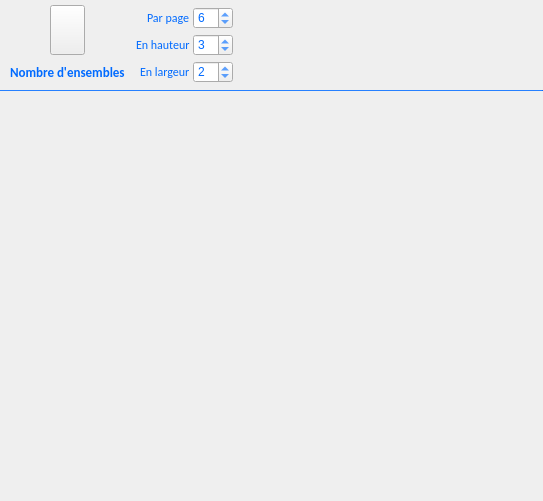
FlorianLance/PhotosConsigne, file PhotosConsigne/ui/pagesets.ui: the form before one commit.
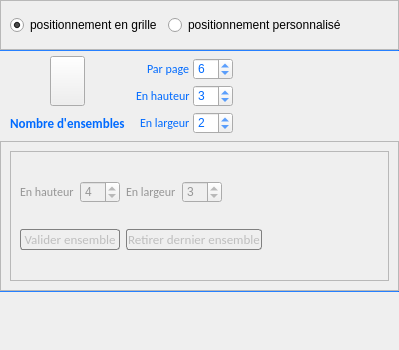
The form after the commit. Icons and pictures are not drawn.

Commit message: * custom page

Patch:
```diff
--- a/PhotosConsigne/ui/pagesets.ui
+++ b/PhotosConsigne/ui/pagesets.ui
@@ -6,10 +6,16 @@
    <rect>
     <x>0</x>
     <y>0</y>
-    <width>543</width>
-    <height>501</height>
+    <width>399</width>
+    <height>350</height>
    </rect>
   </property>
+  <property name="maximumSize">
+   <size>
+    <width>400</width>
+    <height>16777215</height>
+   </size>
+  </property>
   <property name="windowTitle">
    <string>Form</string>
   </property>
@@ -29,6 +35,76 @@
    <property name="bottomMargin">
     <number>0</number>
    </property>
+   <item>
+    <widget class="QFrame" name="framePosStyle">
+     <property name="minimumSize">
+      <size>
+       <width>0</width>
+       <height>50</height>
+      </size>
+     </property>
+     <property name="frameShape">
+      <enum>QFrame::StyledPanel</enum>
+     </property>
+     <property name="frameShadow">
+      <enum>QFrame::Raised</enum>
+     </property>
+     <layout class="QHBoxLayout" name="horizontalLayout">
+      <item>
+       <widget class="QRadioButton" name="rbGrid">
+        <property name="text">
+         <string>positionnement en grille</string>
+        </property>
+        <property name="checked">
+         <bool>true</bool>
+        </property>
+       </widget>
+      </item>
+      <item>
+       <widget class="QRadioButton" name="rbPersonnalised">
+        <property name="text">
+         <string>positionnement personnalisé</string>
+        </property>
+       </widget>
+      </item>
+      <item>
+       <spacer name="horizontalSpacer">
+        <property name="orientation">
+         <enum>Qt::Horizontal</enum>
+        </property>
+        <property name="sizeHint" stdset="0">
+         <size>
+          <width>213</width>
+          <height>20</height>
+         </size>
+        </property>
+       </spacer>
+      </item>
+     </layout>
+    </widget>
+   </item>
+   <item>
+    <widget class="Line" name="line">
+     <property name="minimumSize">
+      <size>
+       <width>0</width>
+       <height>1</height>
+      </size>
+     </property>
+     <property name="maximumSize">
+      <size>
+       <width>16777215</width>
+       <height>1</height>
+      </size>
+     </property>
+     <property name="styleSheet">
+      <string notr="true">	background-color: rgb(0,106,255);</string>
+     </property>
+     <property name="orientation">
+      <enum>Qt::Horizontal</enum>
+     </property>
+    </widget>
+   </item>
    <item>
     <widget class="QFrame" name="framePhotosNb">
      <property name="enabled">
@@ -74,6 +150,110 @@
       <property name="spacing">
        <number>3</number>
       </property>
+      <item row="1" column="0" rowspan="2">
+       <widget class="QFrame" name="framePhotosNb_sub1">
+        <property name="sizePolicy">
+         <sizepolicy hsizetype="Minimum" vsizetype="Preferred">
+          <horstretch>0</horstretch>
+          <verstretch>0</verstretch>
+         </sizepolicy>
+        </property>
+        <property name="minimumSize">
+         <size>
+          <width>130</width>
+          <height>0</height>
+         </size>
+        </property>
+        <property name="styleSheet">
+         <string notr="true">.QFrame{
+    border: 0px solid gray;
+    border-radius: 0px;
+}</string>
+        </property>
+        <property name="frameShape">
+         <enum>QFrame::StyledPanel</enum>
+        </property>
+        <property name="frameShadow">
+         <enum>QFrame::Raised</enum>
+        </property>
+        <layout class="QVBoxLayout" name="verticalLayout_21">
+         <property name="spacing">
+          <number>3</number>
+         </property>
+         <property name="leftMargin">
+          <number>0</number>
+         </property>
+         <property name="topMargin">
+          <number>0</number>
+         </property>
+         <property name="rightMargin">
+          <number>0</number>
+         </property>
+         <property name="bottomMargin">
+          <number>0</number>
+         </property>
+         <item alignment="Qt::AlignHCenter">
+          <widget class="QPushButton" name="pbPhotosNb">
+           <property name="minimumSize">
+            <size>
+             <width>35</width>
+             <height>50</height>
+            </size>
+           </property>
+           <property name="maximumSize">
+            <size>
+             <width>35</width>
+             <height>50</height>
+            </size>
+           </property>
+           <property name="text">
+            <string/>
+           </property>
+           <property name="icon">
+            <iconset resource="../resources.qrc">
+             <normaloff>:/images/photos/nb_photos</normaloff>:/images/photos/nb_photos</iconset>
+           </property>
+           <property name="iconSize">
+            <size>
+             <width>35</width>
+             <height>50</height>
+            </size>
+           </property>
+          </widget>
+         </item>
+         <item alignment="Qt::AlignHCenter">
+          <widget class="QLabel" name="laPhotosNb">
+           <property name="sizePolicy">
+            <sizepolicy hsizetype="Minimum" vsizetype="Preferred">
+             <horstretch>0</horstretch>
+             <verstretch>0</verstretch>
+            </sizepolicy>
+           </property>
+           <property name="styleSheet">
+            <string notr="true">QWidget {
+  
+	color : rgb(0,106,255);
+    font:  bold 10pt Calibri;
+
+
+ }
+
+
+QWidget:!enabled {
+  
+	color : rgb(150,150,150);
+    font:  bold 10pt Calibri;
+ }
+</string>
+           </property>
+           <property name="text">
+            <string>Nombre d'ensembles</string>
+           </property>
+          </widget>
+         </item>
+        </layout>
+       </widget>
+      </item>
       <item row="1" column="1" rowspan="2">
        <widget class="QFrame" name="framePhotosNb_sub2">
         <property name="minimumSize">
@@ -369,90 +549,218 @@
         </layout>
        </widget>
       </item>
-      <item row="1" column="0" rowspan="2">
-       <widget class="QFrame" name="framePhotosNb_sub1">
-        <property name="sizePolicy">
-         <sizepolicy hsizetype="Minimum" vsizetype="Preferred">
-          <horstretch>0</horstretch>
-          <verstretch>0</verstretch>
-         </sizepolicy>
+     </layout>
+    </widget>
+   </item>
+   <item>
+    <widget class="QFrame" name="frameCustom">
+     <property name="enabled">
+      <bool>false</bool>
         </property>
         <property name="minimumSize">
          <size>
-          <width>130</width>
-          <height>0</height>
-         </size>
-        </property>
-        <property name="styleSheet">
-         <string notr="true">.QFrame{
-    border: 0px solid gray;
-    border-radius: 0px;
-}</string>
-        </property>
+       <width>0</width>
+       <height>150</height>
+      </size>
+     </property>
+     <property name="frameShape">
+      <enum>QFrame::StyledPanel</enum>
+     </property>
+     <property name="frameShadow">
+      <enum>QFrame::Raised</enum>
+     </property>
+     <layout class="QGridLayout" name="gridLayout">
+      <item row="1" column="0">
+       <layout class="QVBoxLayout" name="vlCustom"/>
+      </item>
+      <item row="0" column="0">
+       <widget class="QFrame" name="frame">
         <property name="frameShape">
          <enum>QFrame::StyledPanel</enum>
         </property>
         <property name="frameShadow">
          <enum>QFrame::Raised</enum>
         </property>
-        <layout class="QVBoxLayout" name="verticalLayout_21">
-         <property name="spacing">
+        <layout class="QGridLayout" name="gridLayout_2">
+         <item row="0" column="1">
+          <widget class="QSpinBox" name="sbHPerso">
+           <property name="minimumSize">
+            <size>
+             <width>40</width>
+             <height>0</height>
+            </size>
+           </property>
+           <property name="maximumSize">
+            <size>
+             <width>40</width>
+             <height>16777215</height>
+            </size>
+           </property>
+           <property name="toolTip">
+            <string>&lt;html&gt;&lt;head/&gt;&lt;body&gt;&lt;p&gt;Nombre de photos horizontalement&lt;/p&gt;&lt;/body&gt;&lt;/html&gt;</string>
+           </property>
+           <property name="styleSheet">
+            <string notr="true">
+
+QWidget {
+  
+	color : rgb(0,106,255);
+     font:  bold 10 ptCalibri;
+
+
+ }
+
+
+QWidget:!enabled {
+  
+	color : rgb(150,150,150);
+
+     font:  bold 10 ptCalibri;
+ }
+</string>
+           </property>
+           <property name="minimum">
+            <number>2</number>
+           </property>
+           <property name="maximum">
+            <number>15</number>
+           </property>
+           <property name="value">
+            <number>4</number>
+           </property>
+          </widget>
+         </item>
+         <item row="0" column="2">
+          <widget class="QLabel" name="laPersoW">
+           <property name="minimumSize">
+            <size>
+             <width>0</width>
+             <height>0</height>
+            </size>
+           </property>
+           <property name="styleSheet">
+            <string notr="true">
+
+QWidget {
+  
+	color : rgb(0,106,255);
+     font:  9pt Calibri;
+
+
+ }
+
+
+QWidget:!enabled {
+  
+	color : rgb(150,150,150);
+     font:  9pt Calibri;
+ }
+QWidget {
+  
+	color : rgb(0,106,255);
+    font:  9pt Calibri;
+
+ }
+
+</string>
+           </property>
+           <property name="text">
+            <string>En largeur</string>
+           </property>
+          </widget>
+         </item>
+         <item row="0" column="3">
+          <widget class="QSpinBox" name="sbWPerso">
+           <property name="minimumSize">
+            <size>
+             <width>40</width>
+             <height>0</height>
+            </size>
+           </property>
+           <property name="maximumSize">
+            <size>
+             <width>40</width>
+             <height>16777215</height>
+            </size>
+           </property>
+           <property name="toolTip">
+            <string>&lt;html&gt;&lt;head/&gt;&lt;body&gt;&lt;p&gt;Nombre de photos horizontalement&lt;/p&gt;&lt;/body&gt;&lt;/html&gt;</string>
+           </property>
+           <property name="styleSheet">
+            <string notr="true">
+
+QWidget {
+  
+	color : rgb(0,106,255);
+     font:  bold 10 ptCalibri;
+
+
+ }
+
+
+QWidget:!enabled {
+  
+	color : rgb(150,150,150);
+
+     font:  bold 10 ptCalibri;
+ }
+</string>
+           </property>
+           <property name="minimum">
+            <number>2</number>
+           </property>
+           <property name="maximum">
+            <number>15</number>
+           </property>
+           <property name="value">
           <number>3</number>
          </property>
-         <property name="leftMargin">
-          <number>0</number>
-         </property>
-         <property name="topMargin">
-          <number>0</number>
-         </property>
-         <property name="rightMargin">
-          <number>0</number>
-         </property>
-         <property name="bottomMargin">
-          <number>0</number>
-         </property>
-         <item alignment="Qt::AlignHCenter">
-          <widget class="QPushButton" name="pbPhotosNb">
-           <property name="minimumSize">
-            <size>
-             <width>35</width>
-             <height>50</height>
-            </size>
-           </property>
-           <property name="maximumSize">
-            <size>
-             <width>35</width>
-             <height>50</height>
-            </size>
+          </widget>
+         </item>
+         <item row="1" column="0" colspan="2">
+          <widget class="QPushButton" name="pbValidate">
+           <property name="styleSheet">
+            <string notr="true">
+
+QPushButton {
+    font:  10pt Calibri;  
+    border: 1px solid gray;
+    border-radius: 3px;
+     background-color: qlineargradient(x1: 0, y1: 0, x2: 0, y2: 1,
+                                       stop: 0 #f6f7fa, stop: 1 #dadbde);
+    padding: 1px;
+ }
+ 
+QPushButton::enabled {
+	color : rgb(0,106,255);
+    border: 1px solid rgb(0,106,255);
+ }
+
+QPushButton:hover:!pressed{
+
+     background-color: qlineargradient(x1: 0, y1: 0, x2: 0, y2: 1,
+                                       stop: 0 #dadbde, stop: 1 #f6f7fa);
+}
+
+ QPushButton:pressed{
+    background-color:  rgb(220,220,220);
+
+}</string>
            </property>
            <property name="text">
-            <string/>
-           </property>
-           <property name="icon">
-            <iconset resource="../resources.qrc">
-             <normaloff>:/images/photos/nb_photos</normaloff>:/images/photos/nb_photos</iconset>
-           </property>
-           <property name="iconSize">
-            <size>
-             <width>35</width>
-             <height>50</height>
-            </size>
+            <string>Valider ensemble</string>
            </property>
           </widget>
          </item>
-         <item alignment="Qt::AlignHCenter">
-          <widget class="QLabel" name="laPhotosNb">
-           <property name="sizePolicy">
-            <sizepolicy hsizetype="Minimum" vsizetype="Preferred">
-             <horstretch>0</horstretch>
-             <verstretch>0</verstretch>
-            </sizepolicy>
-           </property>
+         <item row="0" column="0">
+          <widget class="QLabel" name="laPersoH">
            <property name="styleSheet">
-            <string notr="true">QWidget {
+            <string notr="true">
+
+QWidget {
   
 	color : rgb(0,106,255);
-    font:  bold 10pt Calibri;
+     font:  9pt Calibri;
 
 
  }
@@ -461,15 +769,63 @@
 QWidget:!enabled {
   
 	color : rgb(150,150,150);
-    font:  bold 10pt Calibri;
+     font:  9pt Calibri;
  }
 </string>
            </property>
            <property name="text">
-            <string>Nombre d'ensembles</string>
+            <string>En hauteur</string>
            </property>
           </widget>
          </item>
+         <item row="1" column="2" colspan="3">
+          <widget class="QPushButton" name="pbRemoveLast">
+           <property name="styleSheet">
+            <string notr="true">
+
+QPushButton {
+    font:  10pt Calibri;  
+    border: 1px solid gray;
+    border-radius: 3px;
+     background-color: qlineargradient(x1: 0, y1: 0, x2: 0, y2: 1,
+                                       stop: 0 #f6f7fa, stop: 1 #dadbde);
+    padding: 1px;
+ }
+ 
+QPushButton::enabled {
+	color : rgb(0,106,255);
+    border: 1px solid rgb(0,106,255);
+ }
+
+QPushButton:hover:!pressed{
+
+     background-color: qlineargradient(x1: 0, y1: 0, x2: 0, y2: 1,
+                                       stop: 0 #dadbde, stop: 1 #f6f7fa);
+}
+
+ QPushButton:pressed{
+    background-color:  rgb(220,220,220);
+
+}</string>
+           </property>
+           <property name="text">
+            <string>Retirer dernier ensemble</string>
+           </property>
+          </widget>
+         </item>
+         <item row="1" column="5">
+          <spacer name="horizontalSpacer_2">
+           <property name="orientation">
+            <enum>Qt::Horizontal</enum>
+           </property>
+           <property name="sizeHint" stdset="0">
+            <size>
+             <width>40</width>
+             <height>20</height>
+            </size>
+           </property>
+          </spacer>
+         </item>
         </layout>
        </widget>
       </item>
@@ -477,7 +833,7 @@
     </widget>
    </item>
    <item>
-    <widget class="Line" name="line1">
+    <widget class="Line" name="line2">
      <property name="maximumSize">
       <size>
        <width>16777215</width>
@@ -498,7 +854,7 @@
       <enum>Qt::Vertical</enum>
      </property>
      <property name="sizeType">
-      <enum>QSizePolicy::MinimumExpanding</enum>
+      <enum>QSizePolicy::Expanding</enum>
      </property>
      <property name="sizeHint" stdset="0">
       <size>
```
Lines whose indentation alone changed are shown as unchanged. The commit also changes 26 other files.
